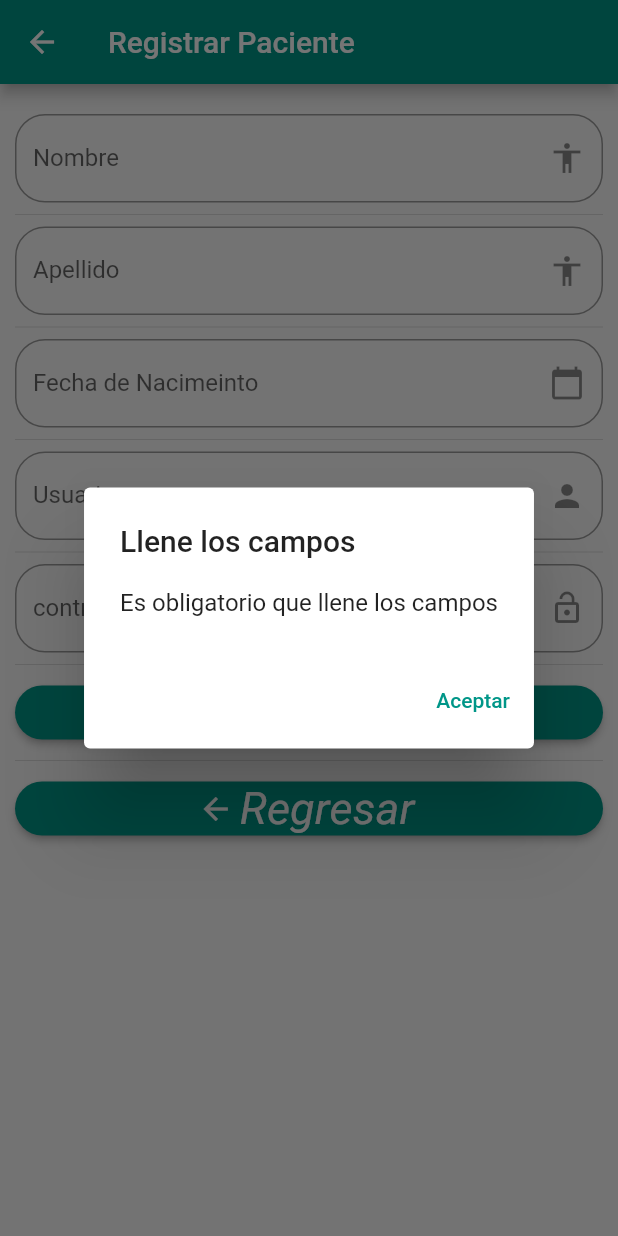
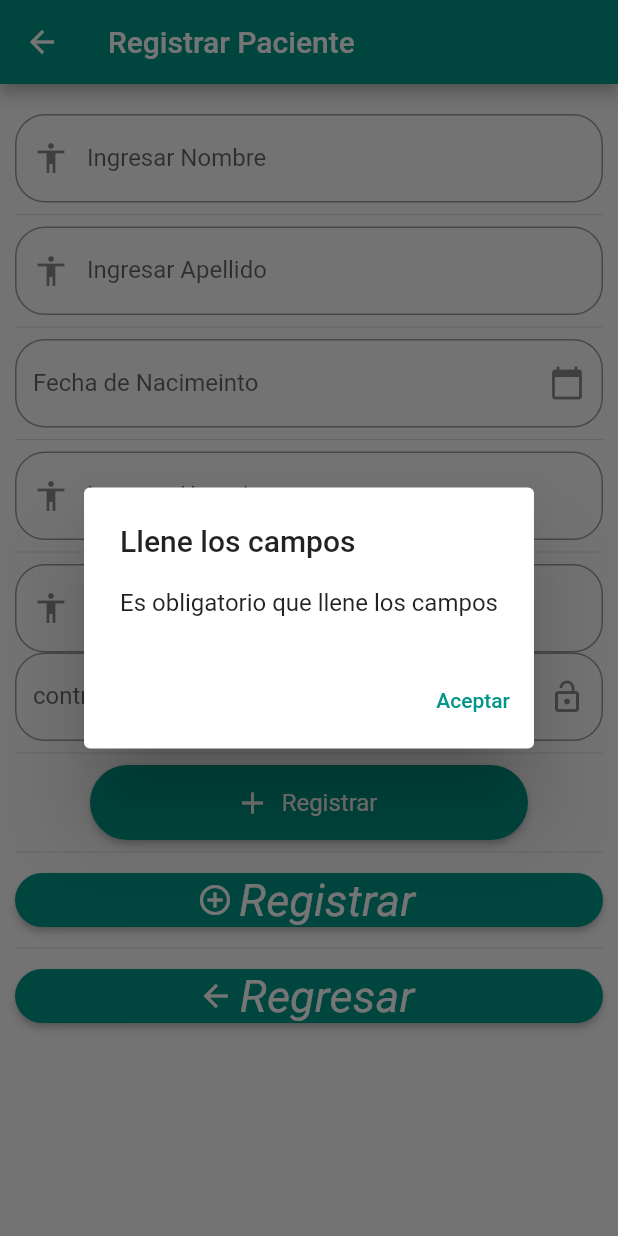
Before and after one commit to MarianoHuerta/ProyectoFlutter, a Flutter app: the registroPaciente screen opened by its route, after a tap on "Registrar", on a phone screen of 412 x 824 dp. Run offline on Flutter 3.47's test engine with Material 2 defaults, Android fonts, the phone set to English and light mode, and no system bars.

Commit message:
Actualizacion
Se actualizo el textfield

```diff
--- a/lib/components/personal_textField.dart
+++ b/lib/components/personal_textField.dart
@@ -6,6 +6,7 @@ class PersonalTextField extends StatelessWidget {
   final String texto;
   final String label;
   final IconData icono;
+  final bool obs;
 
   const PersonalTextField(
     this.controller,
@@ -13,13 +14,15 @@ class PersonalTextField extends StatelessWidget {
     this.label,
     {
     Key? key,
-    this.icono = Icons.accessibility
+    this.icono = Icons.accessibility,
+    this.obs = false
   }) : super(key: key);
 
   @override
   Widget build(BuildContext context) {
     return TextField(
       controller: this.controller,
+      obscureText: this.obs,
       decoration: InputDecoration(
         border: OutlineInputBorder(
           borderRadius: BorderRadius.circular(20.0),
--- a/lib/view/registroPaciente.dart
+++ b/lib/view/registroPaciente.dart
@@ -1,6 +1,8 @@
 import 'dart:convert';
 
 import 'package:flutter/material.dart';
+import 'package:proyecto_topicos/components/personal_button.dart';
+import 'package:proyecto_topicos/components/personal_textField.dart';
 
 class registroPaciente extends StatefulWidget {
   registroPaciente({Key? key}) : super(key: key);
@@ -22,6 +24,7 @@ class _registroPacienteState extends State<registroPaciente> {
   int _edad = 0;
   String _usuario = '';
   String _contrasenia = '';
+  int id = 1;
 
 
   @override
@@ -38,15 +41,18 @@ class _registroPacienteState extends State<registroPaciente> {
 
         ),
         children: [
-          _crearNombre(),
+          new PersonalTextField(nombre, 'Nombre', 'Ingresar Nombre', icono: Icons.accessibility),
           Divider(),
-          _crearApellido(),
+          new PersonalTextField(apellido, 'Apellido', 'Ingresar Apellido', icono: Icons.accessibility),
           Divider(),
           _crearFecha(context),
           Divider(),
-          _crearUsuario(),
+          new PersonalTextField(usuario, 'Usuario', 'Ingresar Usuario'),
           Divider(),
+          new PersonalTextField(usuario, 'Usuario', 'Ingresar Usuario',obs: true),
           _crearContrasena(),
+          Divider(),
+          new PersonalButton(id, onPressendRP, 'Registrar', icono: Icons.add),
           Divider(),
           _registrarBoton(),
           Divider(),
@@ -153,6 +159,39 @@ class _registroPacienteState extends State<registroPaciente> {
     );
   }
 
+  onPressendRP(id){
+    setState(() {
+      if(nombre.text == "" || apellido.text == "" || _inputFieldDateController.text == "" || usuario.text == "" || contrasenia.text == ""){
+        showDialog(
+          context: context,
+          barrierDismissible: false,
+          builder: (BuildContext context){
+            return AlertDialog(
+              title: Text('Llene los campos'),
+              content: SingleChildScrollView(
+                child: ListBody(
+                  children: [Text('Es obligatorio que llene los campos')],
+                ),
+              ),
+              actions: [
+                TextButton(
+                  onPressed: (){
+                    Navigator.of(context).pop();
+                  }, child: Text('Aceptar'))
+              ],
+            );
+          });
+      }else{
+        registrar();
+        Navigator.pop(context);
+      }
+
+      nombre.text='';
+      apellido.text='';
+      _edad=0;
+    });
+  }
+
   Widget _registrarBoton(){
     return ElevatedButton.icon(
       icon: Icon(
```
